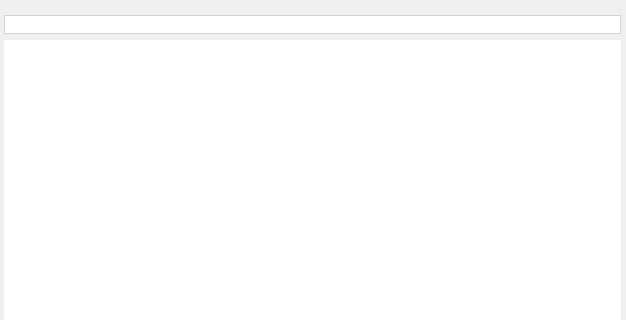
Above: NBAdmin/TabWindow.ui from gitnitrosbase/QtAdmin before the change; both pictures show x 0 to 626 and y 0 to 320 of the 626 by 474 pixel window. Below: the same form after it.
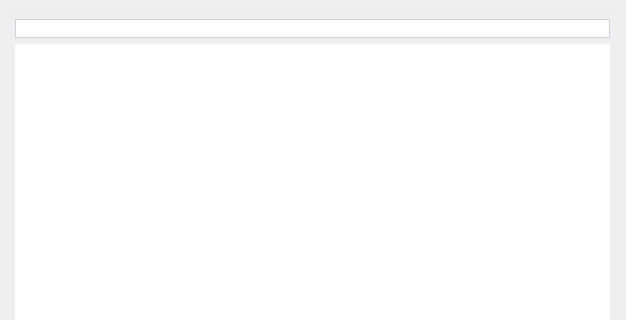
That is the form after the change. Icons and pictures are not drawn.

Commit message: merge TabWindow.ui with CSS branch

What changed in the file:
```diff
--- a/NBAdmin/TabWindow.ui
+++ b/NBAdmin/TabWindow.ui
@@ -41,15 +41,6 @@
 QTableView {	border: 0px;}</string>
   </property>
   <layout class="QVBoxLayout" name="verticalLayout">
-   <property name="leftMargin">
-    <number>0</number>
-   </property>
-   <property name="rightMargin">
-    <number>0</number>
-   </property>
-   <item>
-    <layout class="QVBoxLayout" name="verticalLayout_"/>
-   </item>
    <item>
     <widget class="QSplitter" name="splitter">
      <property name="styleSheet">
@@ -92,6 +83,9 @@
      <property name="orientation">
       <enum>Qt::Vertical</enum>
      </property>
+     <widget class="QWidget" name="layoutWidget">
+      <layout class="QVBoxLayout" name="verticalLayout_"/>
+     </widget>
      <widget class="QWidget" name="widget" native="true">
       <property name="styleSheet">
        <string notr="true">margin: 0;
```
